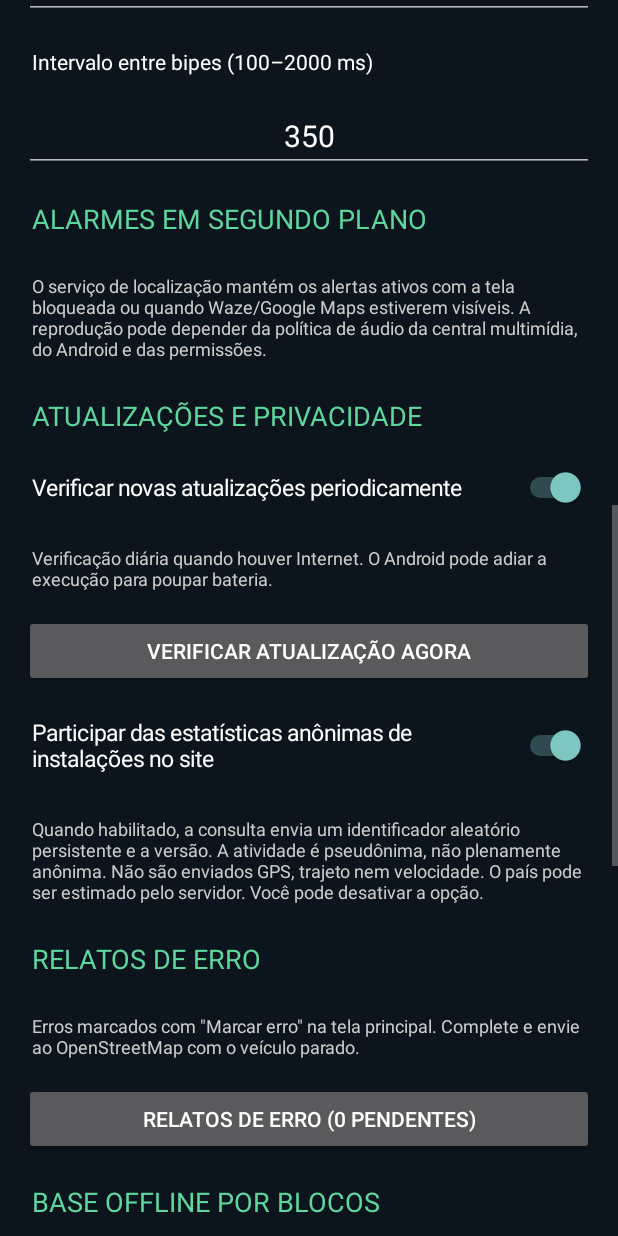
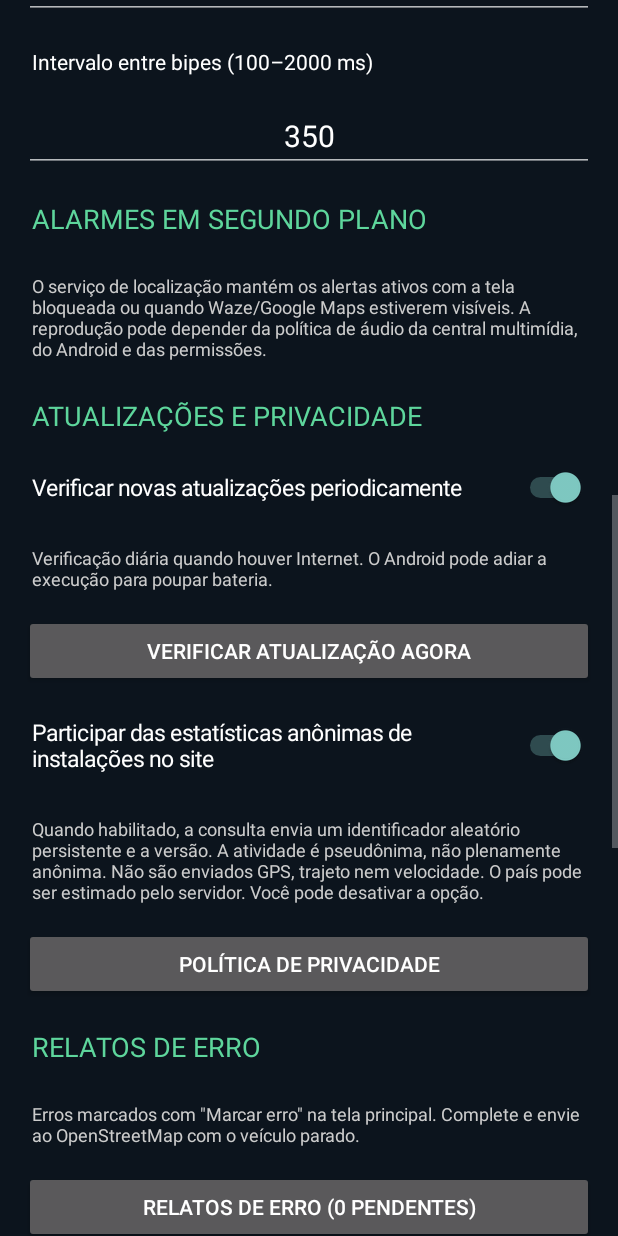
Before and after one commit to alexpmr/speed-alert, an Android app: the SettingsActivity screen opened directly, with no data from a screen before it, scrolled down 1153 dp, on a phone screen of 412 x 824 dp. Run offline under Robolectric (Android 15) with nearby library versions, the phone set to English and light mode, and no system bars.

Commit message:
docs+app: public privacy policy page (GitHub Pages) and in-app link
Play requires the privacy policy URL in the store listing and inside the app.
docs/privacidade.html is generated from docs/PRIVACY_POLICY.md and served by
GitHub Pages (main /docs); Settings gets a 'Política de privacidade' button.

Co-Authored-By: Claude Opus 5.5 <noreply@anthropic.com>
Claude-Session: https://claude.ai/code/session_01X9F7qYGk9rYAxwrMLavAH2

```diff
--- a/app/src/main/java/com/pt2vhf/speedalert/AppConfig.kt
+++ b/app/src/main/java/com/pt2vhf/speedalert/AppConfig.kt
@@ -3,6 +3,7 @@ import android.content.Context
 import android.content.SharedPreferences
 
 object AppConfig {
+  const val PRIVACY_URL = "https://alexpmr.github.io/speed-alert/privacidade.html"
   fun prefs(c: Context) = c.getSharedPreferences("config", Context.MODE_PRIVATE)
   fun auto(p: SharedPreferences) = p.getBoolean("autoStart",true)
   fun screen(p: SharedPreferences) = p.getBoolean("keepScreenOn",true)
--- a/app/src/main/java/com/pt2vhf/speedalert/SettingsActivity.kt
+++ b/app/src/main/java/com/pt2vhf/speedalert/SettingsActivity.kt
@@ -121,6 +121,13 @@ class SettingsActivity : Activity() {
     } else {
       add(root,label("As atualizações são entregues pelo Google Play. GPS, limites e alarmes funcionam totalmente no aparelho; só os relatos de erro que você confirmar são enviados (ao OpenStreetMap).",12f,Color.LTGRAY))
     }
+    add(root,Button(this).apply {
+      text="POLÍTICA DE PRIVACIDADE"
+      setOnClickListener {
+        try { startActivity(Intent(Intent.ACTION_VIEW,android.net.Uri.parse(AppConfig.PRIVACY_URL))) }
+        catch(_:Exception) { Toast.makeText(this@SettingsActivity,AppConfig.PRIVACY_URL,Toast.LENGTH_LONG).show() }
+      }
+    })
     add(root,label("RELATOS DE ERRO",18f,green))
     add(root,label("Erros marcados com \"Marcar erro\" na tela principal. Complete e envie ao OpenStreetMap com o veículo parado.",12f,Color.LTGRAY))
     add(root,Button(this).apply {
```
Also changed, not shown: 3 other files.
